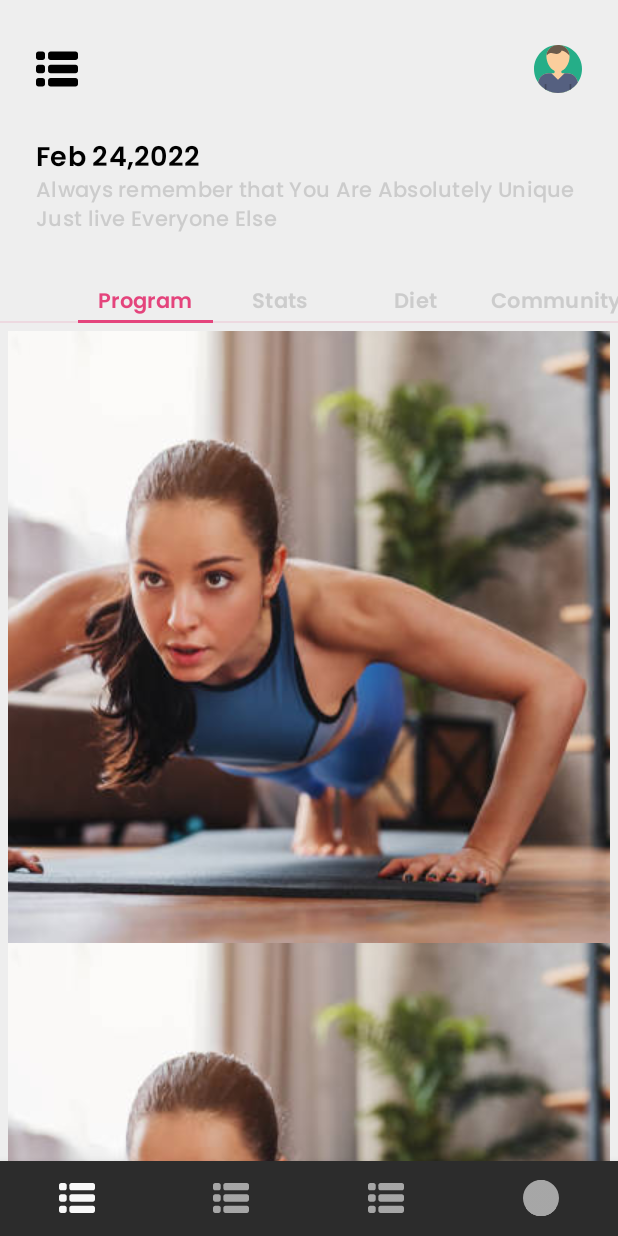
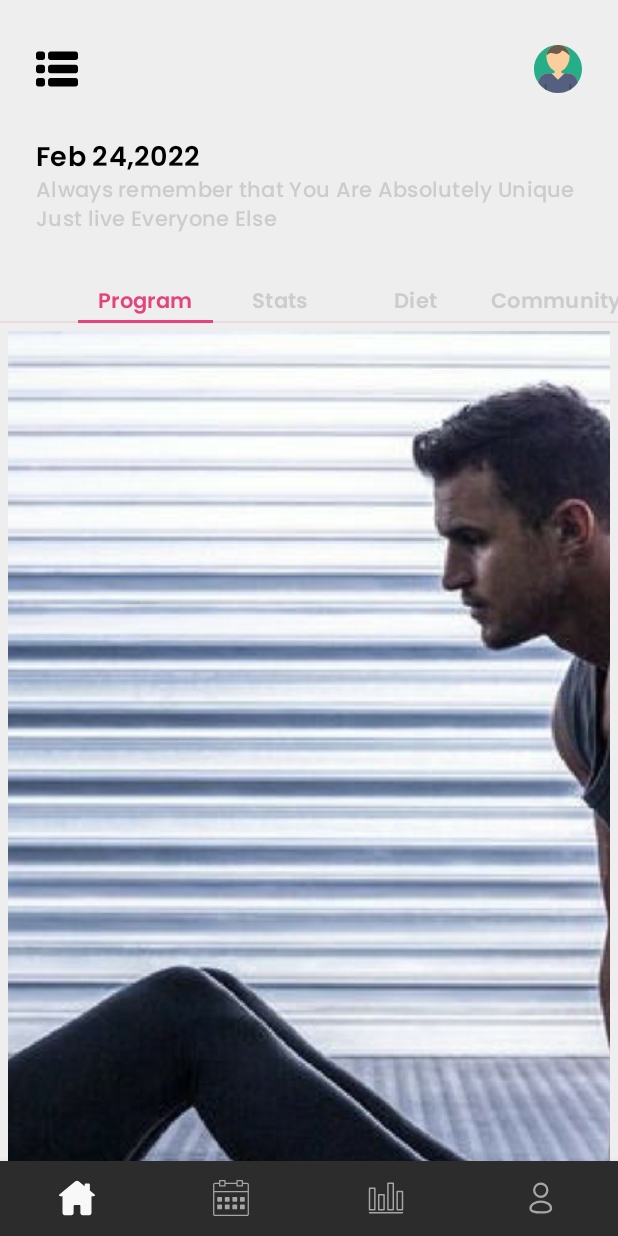
Before and after one commit to chetanmuliya/WorkoutGuide, an Android app built with Jetpack Compose: the screen it shows after launch (MainActivity), on a phone screen of 412 x 824 dp. Run offline under Robolectric (Android 15) with nearby library versions, the phone set to English and light mode, and no system bars.

```diff
--- a/app/src/main/java/wg/cm/workoutguide/MainActivity.kt
+++ b/app/src/main/java/wg/cm/workoutguide/MainActivity.kt
@@ -3,6 +3,7 @@ package wg.cm.workoutguide
 import android.os.Bundle
 import androidx.activity.ComponentActivity
 import androidx.activity.compose.setContent
+import androidx.compose.material.ExperimentalMaterialApi
 import androidx.compose.material.MaterialTheme
 import androidx.compose.material.Surface
 import androidx.compose.material.Text
@@ -14,7 +15,9 @@ import androidx.compose.ui.tooling.preview.Preview
 import wg.cm.workoutguide.presentation.home_screen.MainHomeScreen
 import wg.cm.workoutguide.ui.theme.WorkoutGuideTheme
 
+@ExperimentalMaterialApi
 class MainActivity : ComponentActivity() {
+    //@ExperimentalMaterialApi
     override fun onCreate(savedInstanceState: Bundle?) {
         super.onCreate(savedInstanceState)
         setContent {
--- a/app/src/main/java/wg/cm/workoutguide/presentation/home_screen/BottomBarNavigation.kt
+++ b/app/src/main/java/wg/cm/workoutguide/presentation/home_screen/BottomBarNavigation.kt
@@ -48,8 +48,8 @@ enum class BarSection(
     val icon: Int,
     val selectedIcon: Int
 ) {
-    Home(R.drawable.ic_menu, R.drawable.ic_menu),
-    List(R.drawable.ic_menu, R.drawable.ic_menu),
-    ShoppingCart(R.drawable.ic_menu, R.drawable.ic_menu),
-    Profile(R.drawable.ic_user, R.drawable.ic_user),
+    Home(R.drawable.ic_home, R.drawable.ic_home),
+    List(R.drawable.ic_calendar, R.drawable.ic_menu),
+    ShoppingCart(R.drawable.ic_stats, R.drawable.ic_stats),
+    Profile(R.drawable.ic_profile, R.drawable.ic_profile),
 }
--- a/app/src/main/java/wg/cm/workoutguide/presentation/home_screen/MainHomeScreen.kt
+++ b/app/src/main/java/wg/cm/workoutguide/presentation/home_screen/MainHomeScreen.kt
@@ -93,8 +93,8 @@ fun MainHomeScreen(
                     //BarSection.List -> VegetableListView(actions)
                 }
             }
-            val workoutList = listOf(Workout("test","teesttdesc", painterResource(id = R.drawable.home_workout), listOf("home","cardio","core")),
-                Workout("test2","teesttdesc2", painterResource(id = R.drawable.home_workout), listOf("home","cardio","core")),
+            val workoutList = listOf(Workout("test","teesttdesc", painterResource(id = R.drawable.workout), listOf("home","cardio","core")),
+                Workout("test2","teesttdesc2", painterResource(id = R.drawable.workout), listOf("home","cardio","core")),
                 Workout("test2","teesttdesc2", painterResource(id = R.drawable.home_workout), listOf("home","cardio","core")),
                 Workout("test2","teesttdesc2", painterResource(id = R.drawable.home_workout), listOf("home","cardio","core")))
             ProgramListSection(workouts = workoutList)
--- /dev/null
+++ b/app/src/main/res/drawable/ic_calendar.xml
@@ -0,0 +1,12 @@
+<vector android:height="24dp" android:viewportHeight="289.48"
+    android:viewportWidth="289.48" android:width="24dp" xmlns:android="http://schemas.android.com/apk/res/android">
+    <path android:fillColor="#FF000000" android:pathData="M273.74,21.48h-32.52V5c0,-2.761 -2.239,-5 -5,-5h-42.96c-2.761,0 -5,2.239 -5,5v16.48h-87.04V5c0,-2.761 -2.239,-5 -5,-5H53.26c-2.761,0 -5,2.239 -5,5v16.48H15.74c-8.271,0 -15,6.729 -15,15v57v181c0,8.271 6.729,15 15,15h258c8.271,0 15,-6.729 15,-15v-181v-57C288.74,28.209 282.011,21.48 273.74,21.48zM198.26,26.48V10h32.96v16.48v16.48h-32.96V26.48zM58.26,26.48V10h32.96v16.48v16.48H58.26V26.48zM278.74,274.48c0,2.757 -2.243,5 -5,5h-258c-2.757,0 -5,-2.243 -5,-5v-176h268V274.48zM278.74,88.48h-268v-52c0,-2.757 2.243,-5 5,-5h32.52v16.48c0,2.761 2.239,5 5,5h42.96c2.761,0 5,-2.239 5,-5V31.48h87.04v16.48c0,2.761 2.239,5 5,5h42.96c2.761,0 5,-2.239 5,-5V31.48h32.52c2.757,0 5,2.243 5,5V88.48z"/>
+    <path android:fillColor="#FF000000" android:pathData="M39.031,174.689h28.418c2.761,0 5,-2.239 5,-5v-28.418c0,-2.761 -2.239,-5 -5,-5H39.031c-2.761,0 -5,2.239 -5,5v28.418C34.031,172.45 36.27,174.689 39.031,174.689z"/>
+    <path android:fillColor="#FF000000" android:pathData="M100.031,174.689h28.418c2.761,0 5,-2.239 5,-5v-28.418c0,-2.761 -2.239,-5 -5,-5h-28.418c-2.761,0 -5,2.239 -5,5v28.418C95.031,172.45 97.27,174.689 100.031,174.689z"/>
+    <path android:fillColor="#FF000000" android:pathData="M161.031,174.689h28.418c2.761,0 5,-2.239 5,-5v-28.418c0,-2.761 -2.239,-5 -5,-5h-28.418c-2.761,0 -5,2.239 -5,5v28.418C156.031,172.45 158.27,174.689 161.031,174.689z"/>
+    <path android:fillColor="#FF000000" android:pathData="M222.031,174.689h28.418c2.761,0 5,-2.239 5,-5v-28.418c0,-2.761 -2.239,-5 -5,-5h-28.418c-2.761,0 -5,2.239 -5,5v28.418C217.031,172.45 219.27,174.689 222.031,174.689z"/>
+    <path android:fillColor="#FF000000" android:pathData="M39.031,235.356h28.418c2.761,0 5,-2.239 5,-5v-28.418c0,-2.761 -2.239,-5 -5,-5H39.031c-2.761,0 -5,2.239 -5,5v28.418C34.031,233.117 36.27,235.356 39.031,235.356z"/>
+    <path android:fillColor="#FF000000" android:pathData="M100.031,235.356h28.418c2.761,0 5,-2.239 5,-5v-28.418c0,-2.761 -2.239,-5 -5,-5h-28.418c-2.761,0 -5,2.239 -5,5v28.418C95.031,233.117 97.27,235.356 100.031,235.356z"/>
+    <path android:fillColor="#FF000000" android:pathData="M161.031,235.356h28.418c2.761,0 5,-2.239 5,-5v-28.418c0,-2.761 -2.239,-5 -5,-5h-28.418c-2.761,0 -5,2.239 -5,5v28.418C156.031,233.117 158.27,235.356 161.031,235.356z"/>
+    <path android:fillColor="#FF000000" android:pathData="M222.031,235.356h28.418c2.761,0 5,-2.239 5,-5v-28.418c0,-2.761 -2.239,-5 -5,-5h-28.418c-2.761,0 -5,2.239 -5,5v28.418C217.031,233.117 219.27,235.356 222.031,235.356z"/>
+</vector>
--- /dev/null
+++ b/app/src/main/res/drawable/ic_home.xml
@@ -0,0 +1,4 @@
+<vector android:height="24dp" android:viewportHeight="330.242"
+    android:viewportWidth="330.242" android:width="24dp" xmlns:android="http://schemas.android.com/apk/res/android">
+    <path android:fillColor="#FF000000" android:pathData="M324.442,129.811l-41.321,-33.677V42.275c0,-6.065 -4.935,-11 -11,-11h-26c-6.065,0 -11,4.935 -11,11v14.737l-55.213,-44.999c-3.994,-3.254 -9.258,-5.047 -14.822,-5.047c-5.542,0 -10.781,1.782 -14.753,5.019L5.8,129.81c-6.567,5.351 -6.173,10.012 -5.354,12.314c0.817,2.297 3.448,6.151 11.884,6.151h19.791v154.947c0,11.058 8.972,20.053 20,20.053h62.5c10.935,0 19.5,-8.809 19.5,-20.053v-63.541c0,-5.446 5.005,-10.405 10.5,-10.405h42c5.238,0 9.5,4.668 9.5,10.405v63.541c0,10.87 9.388,20.053 20.5,20.053h61.5c11.028,0 20,-8.996 20,-20.053V148.275h19.791c8.436,0 11.066,-3.854 11.884,-6.151C330.615,139.822 331.009,135.161 324.442,129.811z"/>
+</vector>
--- /dev/null
+++ b/app/src/main/res/drawable/ic_profile.xml
@@ -0,0 +1,22 @@
+<vector xmlns:android="http://schemas.android.com/apk/res/android"
+    android:width="24dp"
+    android:height="24dp"
+    android:viewportWidth="24"
+    android:viewportHeight="24">
+  <path
+      android:pathData="M11.8445,21.6618C8.1527,21.6618 5,21.0873 5,18.7865C5,16.4858 8.1327,14.3618 11.8445,14.3618C15.5364,14.3618 18.6891,16.4652 18.6891,18.766C18.6891,21.0658 15.5564,21.6618 11.8445,21.6618Z"
+      android:strokeLineJoin="round"
+      android:strokeWidth="1.5"
+      android:fillColor="#00000000"
+      android:fillType="evenOdd"
+      android:strokeColor="#130F26"
+      android:strokeLineCap="round"/>
+  <path
+      android:pathData="M11.8372,11.1735C14.26,11.1735 16.2236,9.2099 16.2236,6.7872C16.2236,4.3644 14.26,2.3999 11.8372,2.3999C9.4145,2.3999 7.45,4.3644 7.45,6.7872C7.4418,9.2017 9.3918,11.1654 11.8063,11.1735C11.8172,11.1735 11.8272,11.1735 11.8372,11.1735Z"
+      android:strokeLineJoin="round"
+      android:strokeWidth="1.5"
+      android:fillColor="#00000000"
+      android:fillType="evenOdd"
+      android:strokeColor="#130F26"
+      android:strokeLineCap="round"/>
+</vector>
--- /dev/null
+++ b/app/src/main/res/drawable/ic_stats.xml
@@ -0,0 +1,8 @@
+<vector android:height="24dp" android:viewportHeight="512"
+    android:viewportWidth="512" android:width="24dp" xmlns:android="http://schemas.android.com/apk/res/android">
+    <path android:fillColor="#231F20" android:pathData="M21.4,432.5h76.1c5.8,0 10.4,-4.7 10.4,-10.4V116c0,-5.8 -4.7,-10.4 -10.4,-10.4H21.4c-5.8,0 -10.4,4.7 -10.4,10.4v306.1C11,427.9 15.7,432.5 21.4,432.5zM31.9,126.4h55.2v285.2H31.9V126.4z"/>
+    <path android:fillColor="#231F20" android:pathData="m152.5,432.5h76.1c5.8,0 10.4,-4.7 10.4,-10.4v-212.8c0,-5.8 -4.7,-10.4 -10.4,-10.4h-76.1c-5.8,0 -10.4,4.7 -10.4,10.4v212.8c-0.1,5.8 4.6,10.4 10.4,10.4zM162.9,219.8h55.2v191.9h-55.2v-191.9z"/>
+    <path android:fillColor="#231F20" android:pathData="m283.5,432.5h76.1c5.8,0 10.4,-4.7 10.4,-10.4v-375.8c0,-5.8 -4.7,-10.4 -10.4,-10.4h-76.1c-5.8,0 -10.4,4.7 -10.4,10.4v375.8c0,5.8 4.6,10.4 10.4,10.4zM293.9,56.7h55.2v355h-55.2v-355z"/>
+    <path android:fillColor="#231F20" android:pathData="m490.6,152.7h-76.1c-5.8,0 -10.4,4.7 -10.4,10.4v259c0,5.8 4.7,10.4 10.4,10.4h76.1c5.8,0 10.4,-4.7 10.4,-10.4v-259c0,-5.7 -4.7,-10.4 -10.4,-10.4zM480.1,411.7h-55.2v-238.1h55.2v238.1z"/>
+    <path android:fillColor="#231F20" android:pathData="m490.6,455.3h-469.2c-5.8,0 -10.4,4.7 -10.4,10.4s4.7,10.4 10.4,10.4h469.1c5.8,0 10.4,-4.7 10.4,-10.4s-4.6,-10.4 -10.3,-10.4z"/>
+</vector>
```
Also changed, not shown: app/src/main/res/drawable/workout.png (added).
